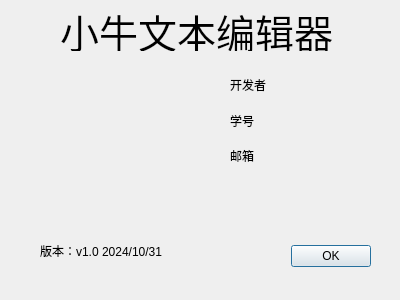
Above: QtLab2/aboutdialog.ui from eriLzzx/eri-Qt-learning before the change. Below: the same form after it.
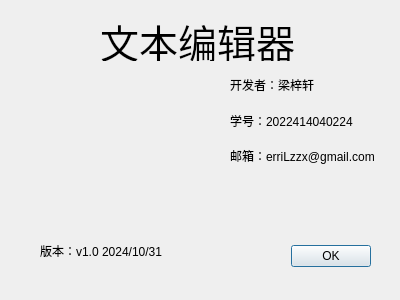
That is the form after the change. Icons and pictures are not drawn.

Commit message: step final All Completed

The edit to the form file:
```diff
--- a/QtLab2/aboutdialog.ui
+++ b/QtLab2/aboutdialog.ui
@@ -32,8 +32,8 @@
   <widget class="QLabel" name="label">
    <property name="geometry">
     <rect>
-     <x>60</x>
-     <y>10</y>
+     <x>100</x>
+     <y>20</y>
      <width>281</width>
      <height>41</height>
     </rect>
@@ -45,7 +45,7 @@
     </font>
    </property>
    <property name="text">
-    <string>小牛文本编辑器</string>
+    <string>文本编辑器</string>
    </property>
   </widget>
   <widget class="QLabel" name="label_5">
@@ -77,12 +77,12 @@
     <string>版本：v1.0 2024/10/31</string>
    </property>
   </widget>
-  <widget class="QWidget" name="">
+  <widget class="QWidget" name="layoutWidget">
    <property name="geometry">
     <rect>
      <x>230</x>
      <y>70</y>
-     <width>141</width>
+     <width>154</width>
      <height>101</height>
     </rect>
    </property>
@@ -90,21 +90,21 @@
     <item>
      <widget class="QLabel" name="label_3">
       <property name="text">
-       <string>开发者</string>
+       <string>开发者：梁梓轩</string>
       </property>
      </widget>
     </item>
     <item>
      <widget class="QLabel" name="label_2">
       <property name="text">
-       <string>学号</string>
+       <string>学号：2022414040224</string>
       </property>
      </widget>
     </item>
     <item>
      <widget class="QLabel" name="label_4">
       <property name="text">
-       <string>邮箱</string>
+       <string>邮箱：erriLzzx@gmail.com</string>
       </property>
      </widget>
     </item>
```
The commit also changes 2 other files.
